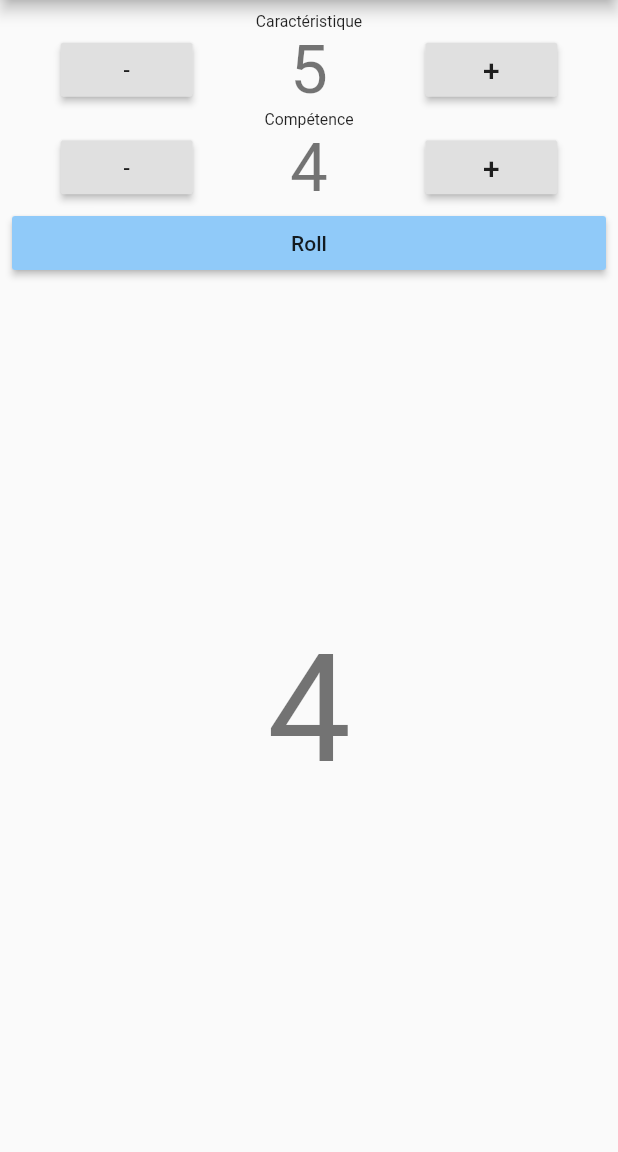
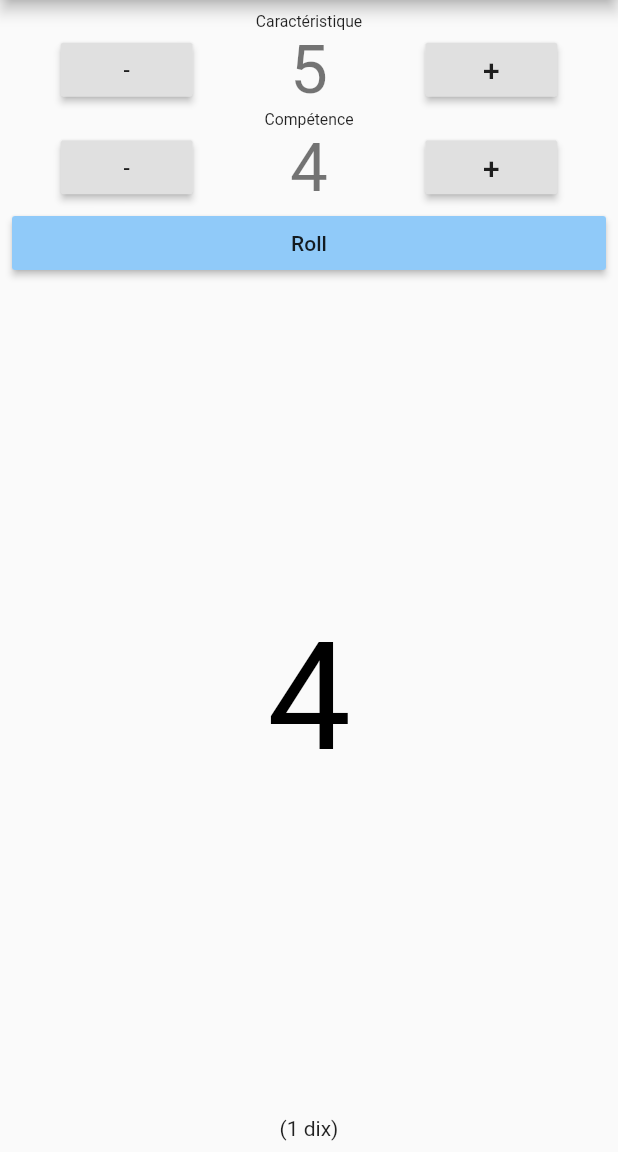
Before and after one commit to Neamar/aube_reve, a Flutter app: the screen it shows after launch, after a tap on "Roll", on a phone screen of 412 x 824 dp, the part 84-1236 px from its top. Run offline on Flutter 3.47's test engine with Material 2 defaults, Android fonts, the phone set to English and light mode, and no system bars.

Commit message:
Display number of tens

```diff
--- a/lib/main.dart
+++ b/lib/main.dart
@@ -19,6 +19,7 @@ class DiceRollerState extends State<DiceRoller> {
   int skillValue = 4;
   int currentResult = -1;
   bool valueJustUpdated = false;
+  int tenCount = 0;
 
   incrementDiceCount() {
     setState(() {
@@ -53,11 +54,15 @@ class DiceRollerState extends State<DiceRoller> {
   doRoll() {
     setState(() {
       currentResult = 0;
+      tenCount = 0;
       var random = Random();
       for (int i = 0; i < attributeValue; i++) {
         int roll = random.nextInt(10) + 1;
         if (roll > 10 - skillValue) {
           currentResult++;
+        }
+        if(roll == 10) {
+          tenCount++;
         }
         valueJustUpdated = true;
       }
@@ -106,10 +111,14 @@ class DiceRollerState extends State<DiceRoller> {
                 duration: new Duration(milliseconds: 200),
                 style: Theme.of(context).textTheme.display1.copyWith(
                     fontSize:
-                        valueJustUpdated ? 135 : 100),
+                        valueJustUpdated ? 135 : 100,
+                    color: tenCount >= 3 ? Colors.green : Colors.black),
                 child: Text(currentResult != -1 ? '$currentResult' : '',
                     textAlign: TextAlign.center),
-              )))
+              ))),
+              Text(
+                currentResult != -1 ? '($tenCount dix)' : '',
+              ),
             ],
           ),
         ),
```
